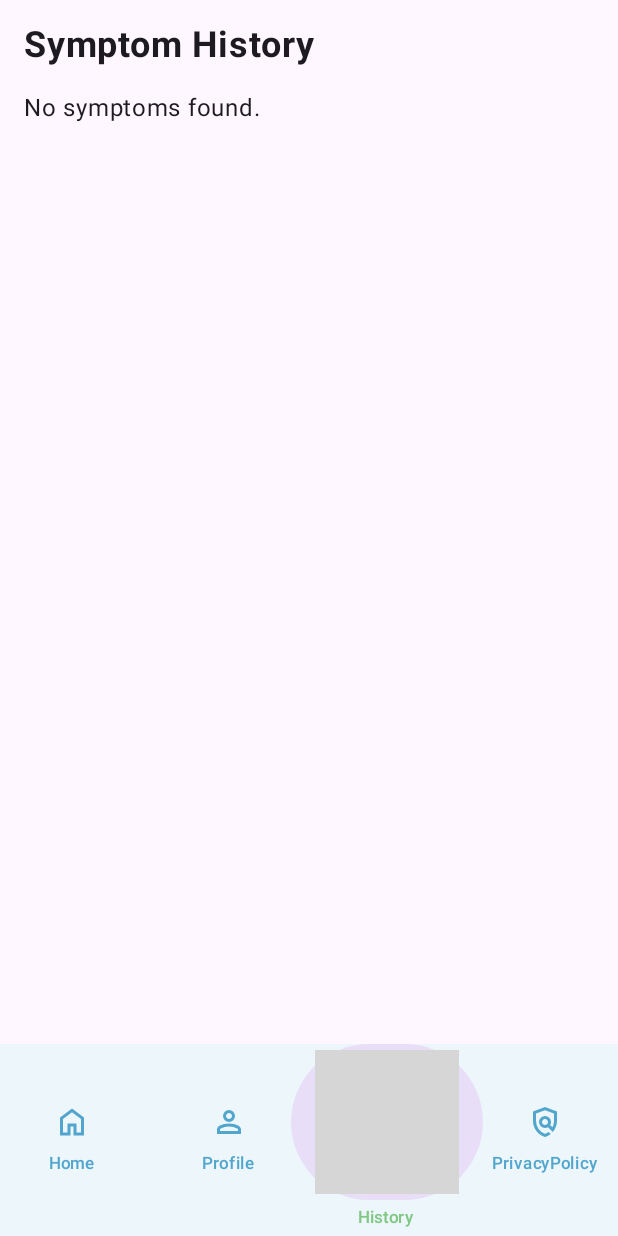
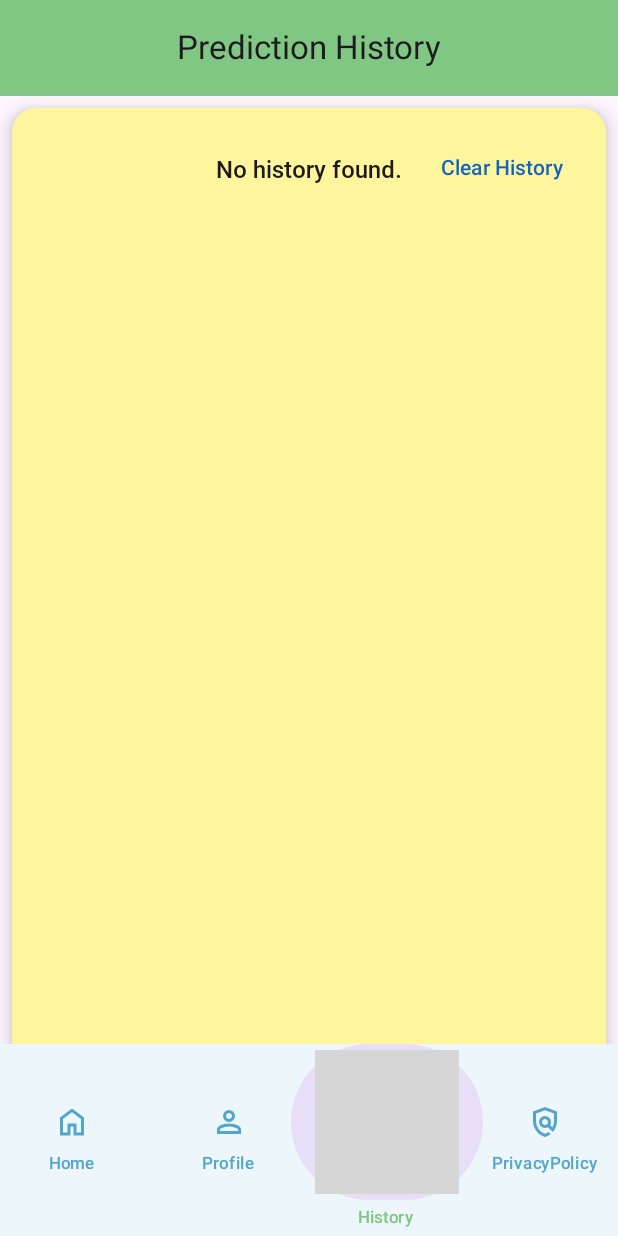
Before and after one commit to RaivicNegative/Tuberculosis, an Android app built with Jetpack Compose: the MainScreen screen opened through its navigation route, item 3 of the bottom bar chosen, on a phone screen of 412 x 824 dp. Run offline under Robolectric (Android 15) with nearby library versions, the phone set to English and light mode, and no system bars; our stand-ins replace Firebase (no records; nobody signed in at launch, a user with empty details on screens opened directly), livedata-compose; grey boxes are pictures that could not be loaded.

Commit message:
4:04 Dec 5

```diff
--- a/app/src/main/java/com/example/tuberculosispredictionapp/PredictionViewModel.kt
+++ b/app/src/main/java/com/example/tuberculosispredictionapp/PredictionViewModel.kt
@@ -1,8 +1,6 @@
 package com.example.tuberculosispredictionapp
 
 import android.util.Log
-import androidx.compose.runtime.State
-import androidx.compose.runtime.mutableStateOf
 import androidx.lifecycle.LiveData
 import androidx.lifecycle.MutableLiveData
 import androidx.lifecycle.ViewModel
@@ -15,11 +13,14 @@ import java.text.SimpleDateFormat
 import java.util.Locale
 import java.util.TimeZone
 
-data class Prediction(
-    val id: String = "",
-    val symptoms: List<Int> = emptyList(),
-    val prediction: String = ""
+data class CombinedEntry(
+    val timestamp: String,
+    val symptoms: List<SymptomEntry>,
+    val prediction: String,
+    val confidence: Float,
+    val riskCategory: String
 )
+
 
 data class PredictionResult(
     val disease: String = "Tuberculosis",
@@ -29,8 +30,8 @@ data class PredictionResult(
 
 class PredictionViewModel : ViewModel() {
 
-    private val _predictions = mutableStateOf<List<Prediction>>(emptyList())
-    val predictions: State<List<Prediction>> = _predictions
+    private val _combinedHistory = MutableStateFlow<List<CombinedEntry>>(emptyList())
+    val combinedHistory: StateFlow<List<CombinedEntry>> = _combinedHistory
 
     private val _predictionResult = MutableLiveData<PredictionResult>()
     val predictionResult: LiveData<PredictionResult> = _predictionResult
@@ -45,38 +46,57 @@ class PredictionViewModel : ViewModel() {
     val symptomsHistory: StateFlow<List<SymptomEntry>> = _symptomsHistory
 
     init {
-        fetchPredictions()
+        fetchCombinedData()
     }
 
-    private fun fetchPredictions() {
+    fun fetchCombinedData() {
         val userId = FirebaseAuth.getInstance().currentUser?.uid
         if (userId == null) {
             Log.e("PredictionViewModel", "User not authenticated.")
             return
         }
 
-        predictionsRef.child(userId).addValueEventListener(object : ValueEventListener {
-            override fun onDataChange(snapshot: DataSnapshot) {
-                Log.d("PredictionViewModel", "Fetched Snapshot: ${snapshot.value}")
+        val symptomsRef = FirebaseDatabase.getInstance().getReference("users/$userId/symptoms")
+        val predictionsRef = FirebaseDatabase.getInstance().getReference("predictions/$userId")
 
-                val fetchedPredictions = mutableListOf<Prediction>()
+        symptomsRef.addValueEventListener(object : ValueEventListener {
+            override fun onDataChange(symptomsSnapshot: DataSnapshot) {
+                val symptomsMap = mutableMapOf<String, MutableList<SymptomEntry>>()
 
-                if (snapshot.exists()) {
+                for (childSnapshot in symptomsSnapshot.children) {
+                    val symptom = childSnapshot.child("symptom").getValue(String::class.java)
+                    val timestamp = childSnapshot.child("timestamp").getValue(String::class.java)
+                    if (symptom != null && timestamp != null) {
+                        symptomsMap.getOrPut(timestamp) { mutableListOf() }
+                            .add(SymptomEntry(symptom, timestamp))
+                    }
+                }
 
-                    val prediction = snapshot.child("prediction").getValue(String::class.java).orEmpty()
-                    val confidence = snapshot.child("confidence").getValue(Double::class.java) ?: 0.0
-                    val riskCategory = snapshot.child("riskCategory").getValue(String::class.java).orEmpty()
+                predictionsRef.addValueEventListener(object : ValueEventListener {
+                    override fun onDataChange(predictionsSnapshot: DataSnapshot) {
+                        val combinedList = mutableListOf<CombinedEntry>()
 
-                    fetchedPredictions.add(
-                        Prediction(
-                            id = userId,
-                            prediction = prediction
+                        for (childSnapshot in predictionsSnapshot.children) {
+                            val timestamp = childSnapshot.child("timestamp").getValue(String::class.java)
+                            val prediction = childSnapshot.child("prediction").getValue(String::class.java).orEmpty()
+                            val confidence = childSnapshot.child("confidence").getValue(Double::class.java)?.toFloat() ?: 0f
+                            val riskCategory = childSnapshot.child("riskCategory").getValue(String::class.java).orEmpty()
+
+                            if (timestamp != null) {
+                                val symptoms = symptomsMap[timestamp].orEmpty()
+                                combinedList.add(
+                                    CombinedEntry(
+                                        timestamp = timestamp,
+                                        symptoms = symptoms,
+                                        prediction = prediction,
+                                        confidence = confidence,
+                                        riskCategory = riskCategory
                                     )
                                 )
                             }
+                        }
 
-                _predictions.value = fetchedPredictions
-                Log.d("PredictionViewModel", "Fetched Predictions: $fetchedPredictions")
+                        _combinedHistory.value = combinedList
                     }
 
                     override fun onCancelled(error: DatabaseError) {
@@ -85,30 +105,8 @@ class PredictionViewModel : ViewModel() {
                 })
             }
 
-
-    fun fetchSymptomsFromDatabase(userId1: String) {
-        val userId = FirebaseAuth.getInstance().currentUser?.uid
-        if (userId == null) {
-            Log.e("PredictionViewModel", "User not authenticated.")
-            return
-        }
-
-        val databaseReference = FirebaseDatabase.getInstance().getReference("users/$userId/symptoms")
-        databaseReference.addValueEventListener(object : ValueEventListener {
-            override fun onDataChange(snapshot: DataSnapshot) {
-                val symptomsList = mutableListOf<SymptomEntry>()
-                for (childSnapshot in snapshot.children) {
-                    val symptom = childSnapshot.child("symptom").getValue(String::class.java)
-                    val timestamp = childSnapshot.child("timestamp").getValue(String::class.java)
-                    if (symptom != null && timestamp != null) {
-                        symptomsList.add(SymptomEntry(symptom, timestamp))
-                    }
-                }
-                _symptomsHistory.value = symptomsList
-            }
-
             override fun onCancelled(error: DatabaseError) {
-                Log.e("Firebase", "Error fetching symptoms: ${error.message}")
+                Log.e("PredictionViewModel", "Error fetching symptoms: ${error.message}")
             }
         })
     }
@@ -149,16 +147,23 @@ class PredictionViewModel : ViewModel() {
             return
         }
 
+        val currentTimestamp = System.currentTimeMillis()
+        val dateFormat = SimpleDateFormat("yyyy-MM-dd'T'HH:mm:ss'Z'", Locale.getDefault()).apply {
+            timeZone = TimeZone.getTimeZone("Asia/Manila")
+        }
+        val formattedTimestamp = dateFormat.format(currentTimestamp)
+
         val predictionData = mapOf(
             "symptoms" to symptoms,
             "prediction" to predictionResult.disease,
             "confidence" to predictionResult.confidence,
-            "riskCategory" to predictionResult.riskCategory
+            "riskCategory" to predictionResult.riskCategory,
+            "timestamp" to formattedTimestamp
         )
 
-        predictionsRef.child(userId).setValue(predictionData)
+        predictionsRef.child(userId).push().setValue(predictionData)
             .addOnSuccessListener {
-                Log.d("PredictionViewModel", "Prediction saved successfully.")
+                Log.d("PredictionViewModel", "Prediction saved successfully with timestamp: $formattedTimestamp")
             }
             .addOnFailureListener { error ->
                 Log.e("PredictionViewModel", "Error saving prediction: ${error.message}")
@@ -171,7 +176,7 @@ class PredictionViewModel : ViewModel() {
 
         val currentTimestamp = System.currentTimeMillis()
         val dateFormat = SimpleDateFormat("yyyy-MM-dd'T'HH:mm:ss'Z'", Locale.getDefault()).apply {
-            timeZone = TimeZone.getTimeZone("UTC")
+            timeZone = TimeZone.getTimeZone("Asia/Manila")
         }
 
         selectedSymptoms.forEach { symptom ->
@@ -190,6 +195,7 @@ class PredictionViewModel : ViewModel() {
             }
         }
     }
+
 
     fun listenForPredictionUpdates(toString: String) {
         val userId = FirebaseAuth.getInstance().currentUser?.uid
@@ -217,4 +223,40 @@ class PredictionViewModel : ViewModel() {
             }
         })
     }
+
+    fun clearHistory(onSuccess: () -> Unit = {}, onFailure: (Exception) -> Unit = {}) {
+        val userId = FirebaseAuth.getInstance().currentUser?.uid
+        if (userId == null) {
+            Log.e("PredictionViewModel", "User not authenticated.")
+            onFailure(Exception("User not authenticated"))
+            return
         }
+
+        val userRef = FirebaseDatabase.getInstance().getReference("users/$userId")
+
+        // Remove both symptoms and predictions
+        userRef.child("symptoms").removeValue()
+            .addOnSuccessListener {
+                Log.d("PredictionViewModel", "Symptoms history cleared successfully.")
+
+                // Clear predictions as well
+                predictionsRef.child(userId).removeValue()
+                    .addOnSuccessListener {
+                        Log.d("PredictionViewModel", "Predictions history cleared successfully.")
+
+                        // Clear local state
+                        _symptomsHistory.value = emptyList()
+                        _combinedHistory.value = emptyList()
+                        onSuccess()
+                    }
+                    .addOnFailureListener { error ->
+                        Log.e("PredictionViewModel", "Failed to clear predictions: ${error.message}")
+                        onFailure(error)
+                    }
+            }
+            .addOnFailureListener { error ->
+                Log.e("PredictionViewModel", "Failed to clear symptoms: ${error.message}")
+                onFailure(error)
+            }
+    }
+}
--- a/app/src/main/java/com/example/tuberculosispredictionapp/pages/History.kt
+++ b/app/src/main/java/com/example/tuberculosispredictionapp/pages/History.kt
@@ -1,77 +1,146 @@
 package com.example.tuberculosispredictionapp.pages
 
-import android.util.Log
 import androidx.compose.foundation.layout.*
 import androidx.compose.foundation.lazy.LazyColumn
 import androidx.compose.foundation.lazy.items
 import androidx.compose.foundation.shape.RoundedCornerShape
-import androidx.compose.material3.Card
-import androidx.compose.material3.CardDefaults
-import androidx.compose.material3.Text
-import androidx.compose.runtime.Composable
-import androidx.compose.runtime.LaunchedEffect
-import androidx.compose.runtime.collectAsState
+import androidx.compose.material3.*
+import androidx.compose.runtime.*
+import androidx.compose.ui.Alignment
 import androidx.compose.ui.Modifier
+import androidx.compose.ui.graphics.Color
+import androidx.compose.ui.text.TextStyle
 import androidx.compose.ui.text.font.FontStyle
 import androidx.compose.ui.text.font.FontWeight
-import androidx.compose.ui.unit.Dp
 import androidx.compose.ui.unit.dp
 import androidx.compose.ui.unit.sp
 import androidx.lifecycle.viewmodel.compose.viewModel
 import com.example.tuberculosispredictionapp.PredictionViewModel
-import com.google.firebase.auth.FirebaseAuth
+import kotlinx.coroutines.launch
 
+@OptIn(ExperimentalMaterial3Api::class)
 @Composable
-fun HistoryScreen(modifier: Modifier, viewModel: PredictionViewModel = viewModel()) {
-    // Get the current user ID (ensure the user is logged in)
-    val userId = FirebaseAuth.getInstance().currentUser?.uid
-    if (userId != null) {
+fun HistoryScreen(
+    modifier: Modifier = Modifier,
+    viewModel: PredictionViewModel = viewModel()
+) {
+    val combinedHistory by viewModel.combinedHistory.collectAsState()
+    val scope = rememberCoroutineScope()
+    val snackbarHostState = remember { SnackbarHostState() }
 
-        LaunchedEffect(userId) {
-            viewModel.fetchSymptomsFromDatabase(userId)
-        }
+    Scaffold(
+        snackbarHost = { SnackbarHost(snackbarHostState) },
+        topBar = {
+            CenterAlignedTopAppBar(
+                title = { Text("Prediction History") },
+                colors = TopAppBarDefaults.centerAlignedTopAppBarColors(containerColor = Color(0xFF81C784)),
+                actions = {}
+            )
+        },
+        content = { paddingValues ->
+            Column(
+                modifier = Modifier
+                    .fillMaxSize()
+                    .padding(paddingValues)
+            ) {
+
+                Card(
+                    modifier = Modifier
+                        .fillMaxWidth()
+                        .padding(8.dp)
+                        .weight(1f),
+                    shape = RoundedCornerShape(16.dp),
+                    colors = CardDefaults.cardColors(containerColor = Color(0xFFFFF59D)),
+                    elevation = CardDefaults.cardElevation(8.dp)
+                ) {
+                    Box(modifier = Modifier.fillMaxSize()) {
+
+                        Column(
+                            modifier = Modifier
+                                .fillMaxSize()
+                                .padding(16.dp)
+                        ) {
+
+                            if (combinedHistory.isEmpty()) {
+                                Text(
+                                    text = "No history found.",
+                                    style = TextStyle(
+                                        fontSize = 16.sp,
+                                        fontWeight = FontWeight.Medium,
+                                        fontFamily = customRobotoFontFamily
+                                    ),
+                                    modifier = Modifier
+                                        .align(Alignment.CenterHorizontally)
+                                        .padding(top = 16.dp)
+                                )
                             } else {
-        Log.e("HistoryScreen", "User not authenticated.")
-    }
 
-    val symptomsHistory = viewModel.symptomsHistory.collectAsState().value
-
-    Log.d("HistoryScreen", "Symptoms: $symptomsHistory")
-
-    Column(modifier = Modifier.fillMaxSize().padding(16.dp)) {
-        Text(
-            text = "Symptom History",
-            fontSize = 24.sp,
-            fontWeight = FontWeight.Bold
-        )
-
-        Spacer(modifier = Modifier.height(16.dp))
-
-        if (symptomsHistory.isEmpty()) {
-            Text("No symptoms found.")
-        } else {
                                 LazyColumn(
-                modifier = Modifier.fillMaxSize()
+                                    modifier = Modifier
+                                        .weight(1f)
+                                        .fillMaxWidth()
                                 ) {
-                // Use items to display the list of symptoms
-                items(symptomsHistory) { symptomEntry ->
+                                    items(combinedHistory) { entry ->
                                         Card(
                                             modifier = Modifier
                                                 .fillMaxWidth()
                                                 .padding(vertical = 8.dp),
-                        shape = RoundedCornerShape(8.dp)
+                                            shape = RoundedCornerShape(8.dp),
+                                            colors = CardDefaults.cardColors(
+                                                containerColor = Color(0xFFA5D6A7)
+                                            )
                                         ) {
                                             Column(modifier = Modifier.padding(16.dp)) {
                                                 Text(
-                                text = symptomEntry.symptom,
-                                fontSize = 18.sp,
+                                                    text = "Timestamp: ${entry.timestamp}",
+                                                    fontSize = 14.sp,
+                                                    style = TextStyle(
+                                                        fontFamily = customRobotoFontFamily,
+                                                        fontStyle = FontStyle.Italic
+                                                    )
+                                                )
+                                                Spacer(modifier = Modifier.height(8.dp))
+
+                                                Text(
+                                                    text = "Symptoms:",
+                                                    fontSize = 16.sp,
+                                                    style = TextStyle(
+                                                        fontFamily = customRobotoFontFamily,
+                                                        fontWeight = FontWeight.Medium
+                                                    )
+                                                )
+                                                entry.symptoms.forEach { symptom ->
+                                                    Text(
+                                                        text = "- ${symptom.symptom}",
+                                                        fontSize = 14.sp,
+                                                        style = TextStyle(fontFamily = customRobotoFontFamily)
+                                                    )
+                                                }
+
+                                                Spacer(modifier = Modifier.height(8.dp))
+                                                Text(
+                                                    text = "Prediction: ${entry.prediction}",
+                                                    fontSize = 16.sp,
+                                                    style = TextStyle(
+                                                        fontFamily = customRobotoFontFamily,
                                                         fontWeight = FontWeight.Bold
                                                     )
-                            Spacer(modifier = Modifier.height(4.dp))
+                                                )
                                                 Text(
-                                text = "Timestamp: ${symptomEntry.timestamp}",
+                                                    text = "Confidence: ${(entry.confidence * 100).toInt()}%",
                                                     fontSize = 14.sp,
-                                fontStyle = FontStyle.Italic
+                                                    style = TextStyle(
+                                                        fontFamily = customRobotoFontFamily,
+                                                        fontWeight = FontWeight.Bold
+                                                    )
+                                                )
+                                                Text(
+                                                    text = "Risk Category: ${entry.riskCategory}",
+                                                    fontSize = 14.sp,
+                                                    style = TextStyle(
+                                                        fontFamily = customRobotoFontFamily,
+                                                        fontWeight = FontWeight.Bold
+                                                    )
                                                 )
                                             }
                                         }
@@ -79,4 +148,33 @@ fun HistoryScreen(modifier: Modifier, viewModel: PredictionViewModel = viewModel
                                 }
                             }
                         }
+
+                        TextButton(
+                            onClick = {
+                                scope.launch {
+                                    viewModel.clearHistory(
+                                        onSuccess = {
+                                            scope.launch {
+                                                snackbarHostState.showSnackbar("History cleared successfully.")
                                             }
+                                        },
+                                        onFailure = { error ->
+                                            scope.launch {
+                                                snackbarHostState.showSnackbar("Failed to clear history: ${error.message}")
+                                            }
+                                        }
+                                    )
+                                }
+                            },
+                            modifier = Modifier
+                                .align(Alignment.TopEnd)
+                                .padding(16.dp)
+                        ) {
+                            Text("Clear History", color = Color(0xFF1565C0))
+                        }
+                    }
+                }
+            }
+        }
+    )
+}
--- a/app/src/main/java/com/example/tuberculosispredictionapp/pages/SymptomEntry.kt
+++ b/app/src/main/java/com/example/tuberculosispredictionapp/pages/SymptomEntry.kt
@@ -1,6 +1,8 @@
 package com.example.tuberculosispredictionapp.pages
 
 data class SymptomEntry(
-    val symptom: String = "",
-    val timestamp: String = ""
+    val symptom: String,
+    val timestamp: String,
+    val confidence: Float = 0f,         // Prediction percentage
+    val riskCategory: String = "Low"   // Risk level
 )
```
Also changed, not shown: app/src/main/java/com/example/tuberculosispredictionapp/pages/PredictTuberculosis.kt (+6 -6 lines), app/src/main/java/com/example/tuberculosispredictionapp/pages/PrivacyPolicyPage.kt (+17 -0 lines). Lines whose indentation alone changed are shown as unchanged.
